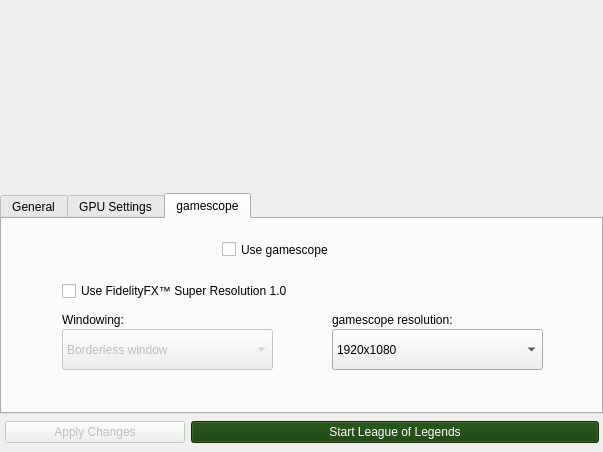
Old version of the form python_src/ui/installer.ui in the repository polkaulfield/lol-for-linux-installer.
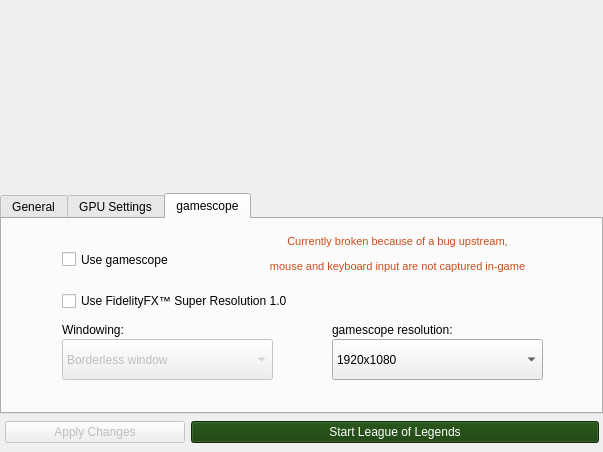
New version of the form. Icons and pictures are not drawn.

Commit message: Warning about gamescope status

Patch:
```diff
--- a/python_src/ui/installer.ui
+++ b/python_src/ui/installer.ui
@@ -1008,8 +1008,8 @@
                  </property>
                  <property name="geometry">
                   <rect>
-                   <x>220</x>
-                   <y>10</y>
+                   <x>60</x>
+                   <y>20</y>
                    <width>161</width>
                    <height>41</height>
                   </rect>
@@ -1035,7 +1035,7 @@
                  <property name="geometry">
                   <rect>
                    <x>330</x>
-                   <y>110</y>
+                   <y>120</y>
                    <width>211</width>
                    <height>41</height>
                   </rect>
@@ -1060,7 +1060,7 @@
                  <property name="geometry">
                   <rect>
                    <x>330</x>
-                   <y>90</y>
+                   <y>100</y>
                    <width>201</width>
                    <height>21</height>
                   </rect>
@@ -1073,7 +1073,7 @@
                  <property name="geometry">
                   <rect>
                    <x>60</x>
-                   <y>90</y>
+                   <y>100</y>
                    <width>81</width>
                    <height>21</height>
                   </rect>
@@ -1089,7 +1089,7 @@
                  <property name="geometry">
                   <rect>
                    <x>60</x>
-                   <y>110</y>
+                   <y>120</y>
                    <width>211</width>
                    <height>41</height>
                   </rect>
@@ -1112,7 +1112,7 @@
                  <property name="geometry">
                   <rect>
                    <x>60</x>
-                   <y>60</y>
+                   <y>70</y>
                    <width>261</width>
                    <height>24</height>
                   </rect>
@@ -1121,6 +1121,19 @@
                   <string>Use FidelityFX™ Super Resolution 1.0</string>
                  </property>
                 </widget>
+                <widget class="QLabel" name="label_2">
+                 <property name="geometry">
+                  <rect>
+                   <x>230</x>
+                   <y>10</y>
+                   <width>331</width>
+                   <height>51</height>
+                  </rect>
+                 </property>
+                 <property name="text">
+                  <string>&lt;html&gt;&lt;head/&gt;&lt;body&gt;&lt;p align=&quot;center&quot;&gt;&lt;span style=&quot; font-size:8pt; color:#cb4d1b;&quot;&gt;Currently broken because of a bug upstream,&lt;/span&gt;&lt;/p&gt;&lt;p align=&quot;center&quot;&gt;&lt;span style=&quot; font-size:8pt; color:#cb4d1b;&quot;&gt;mouse and keyboard input are not captured in-game&lt;/span&gt;&lt;/p&gt;&lt;/body&gt;&lt;/html&gt;</string>
+                 </property>
+                </widget>
                </widget>
               </widget>
              </widget>
```
